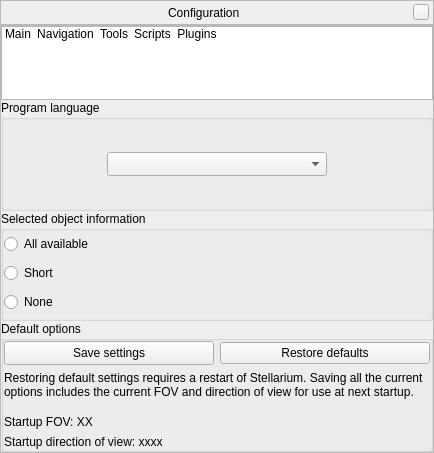
First picture: the form in src/gui/configurationDialog.ui, repository 519984307/stellarium_src, before the edit.
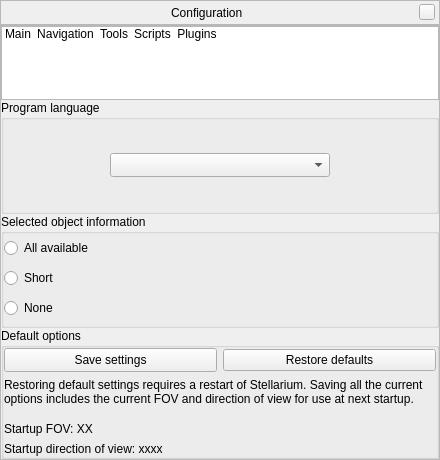
Second picture: the form after the edit. The open tabs and pages were chosen to show the change. Icons and pictures are not drawn. Custom widgets are drawn as their Qt base class.

Commit message: fixed "Get catalog" button not translated on language change; marked as untranslateable some strings in configurationDialog.ui

```diff
--- a/src/gui/configurationDialog.ui
+++ b/src/gui/configurationDialog.ui
@@ -6,8 +6,8 @@
    <rect>
     <x>0</x>
     <y>0</y>
-    <width>434</width>
-    <height>453</height>
+    <width>440</width>
+    <height>460</height>
    </rect>
   </property>
   <property name="styleSheet">
```
Left out of the diff: 16 changed lines with no effect on the pictures. The commit also changes 1 other file.
